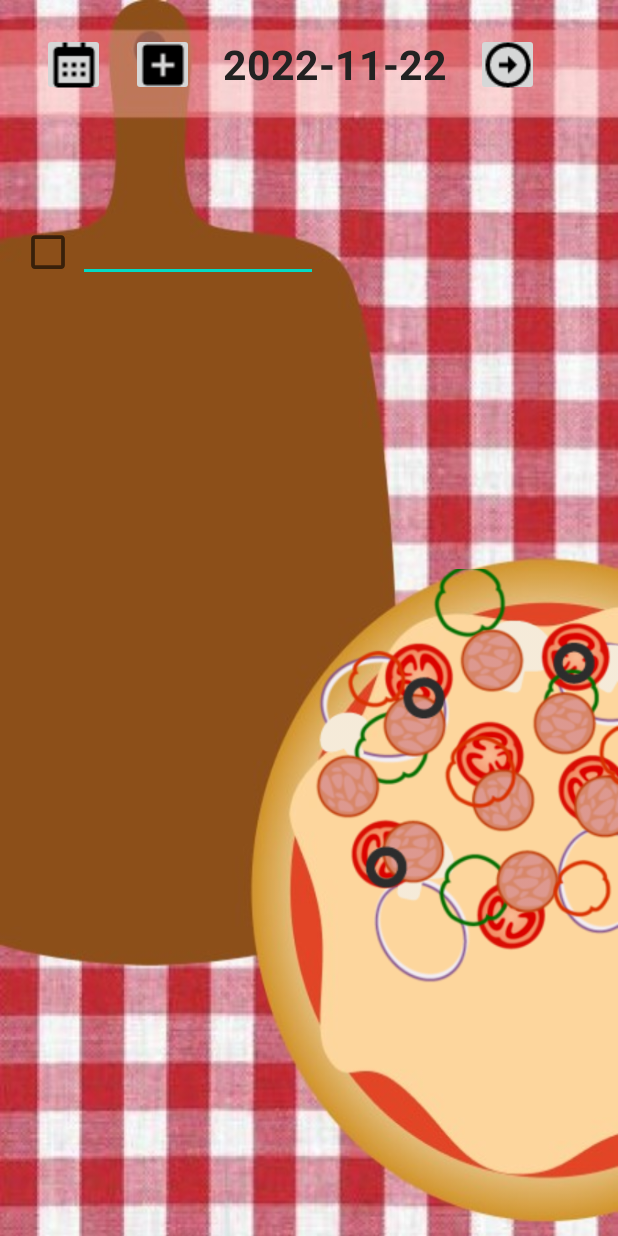
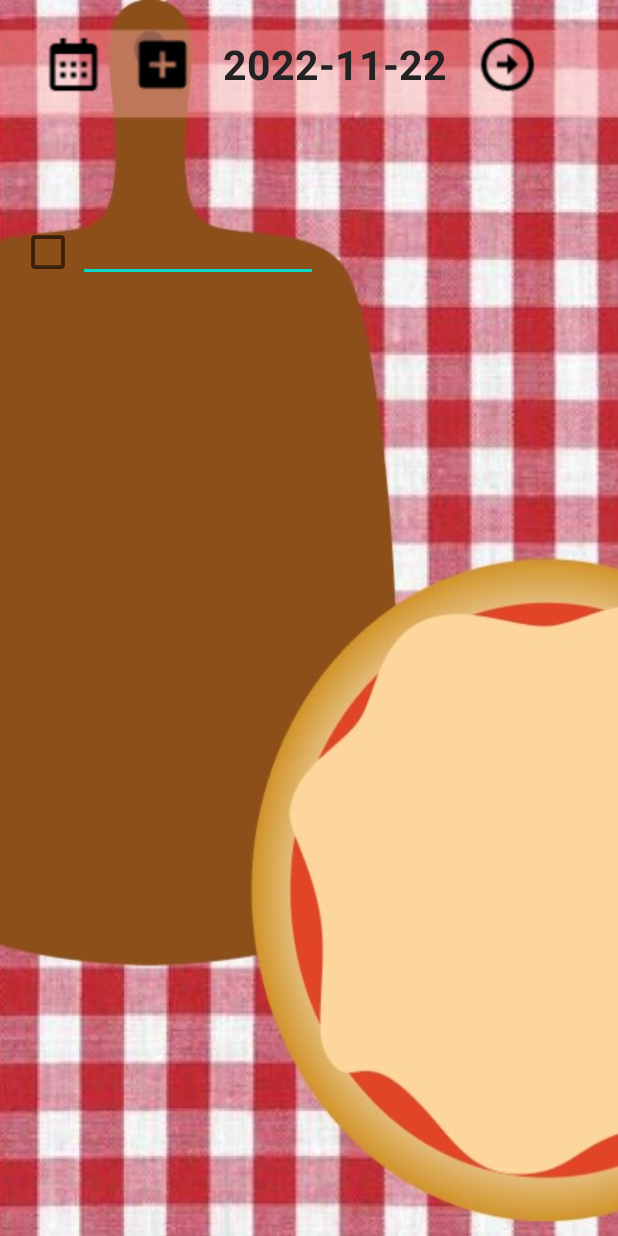
Before and after one commit to ch0515/And_Project, an Android app: the MakePizza screen opened directly, with no data from a screen before it, on a phone screen of 412 x 824 dp. Run offline under Robolectric (Android 15) with nearby library versions, the phone set to English and light mode, and no system bars.

Commit message:
캘린더 버튼 구현 추가 말풍선 추가

```diff
--- a/app/src/main/java/com/cookandroid/and_project/MakePizza.java
+++ b/app/src/main/java/com/cookandroid/and_project/MakePizza.java
@@ -3,13 +3,19 @@ package com.cookandroid.and_project;
 import androidx.appcompat.app.ActionBar;
 import androidx.appcompat.app.AppCompatActivity;
 
+import android.content.Intent;
+import android.media.Image;
 import android.os.Bundle;
+import android.view.View;
+import android.widget.ImageView;
 import android.widget.TextView;
 
 import java.util.Calendar;
 
 public class MakePizza extends AppCompatActivity {
 TextView Today;
+ImageView btn_cal;
+ImageView oni,mus,tom,pi,ham,oli,pa;
     @Override
     protected void onCreate(Bundle savedInstanceState) {
         super.onCreate(savedInstanceState);
@@ -17,10 +23,23 @@ TextView Today;
         ActionBar actionBar = getSupportActionBar();
         actionBar.hide();
         Today = findViewById(R.id.Today);
-
+        btn_cal = findViewById(R.id.btn_cal);
+        oni = findViewById(R.id.oni);
+        mus = findViewById(R.id.mus);
+        tom = findViewById(R.id.tom);
+        pi = findViewById(R.id.pi);
+        ham = findViewById(R.id.ham);
+        oli = findViewById(R.id.oli);
+        pa = findViewById(R.id.pa);
+        btn_cal.setOnClickListener(new View.OnClickListener() {
+            @Override
+            public void onClick(View view) {
+                Intent in = new Intent(MakePizza.this, CalenderActivity.class);
+                startActivity(in);
+            }
+        });
         Calendar cal = Calendar.getInstance();
         int y=0, m=0, d=0;
-
         y = cal.get(Calendar.YEAR);
         m = cal.get(Calendar.MONTH);
         d = cal.get(Calendar.DAY_OF_MONTH);
--- a/app/src/main/res/layout/activity_make_pizza.xml
+++ b/app/src/main/res/layout/activity_make_pizza.xml
@@ -12,14 +12,14 @@
         android:layout_width="match_parent"
         android:layout_height="wrap_content"
         android:orientation="horizontal">
-        <ImageButton
+        <ImageView
             android:id="@+id/btn_cal"
             android:layout_width="42dp"
             android:layout_height="42dp"
             android:layout_marginTop="22dp"
             android:layout_marginLeft="28dp"
             android:src="@drawable/calendar"/>
-        <ImageButton
+        <ImageView
             android:layout_width="42dp"
             android:layout_height="42dp"
             android:src="@drawable/plus"
@@ -33,7 +33,7 @@
             android:textColor="#222222"
             android:layout_marginLeft="19dp"
             android:layout_marginTop="24dp"/>
-        <ImageButton
+        <ImageView
             android:layout_width="42dp"
             android:layout_height="42dp"
             android:layout_marginTop="22dp"
@@ -65,49 +65,51 @@
             android:layout_marginTop="220dp"
             android:layout_width="wrap_content"
             android:layout_height="wrap_content"
-            android:visibility="visible"
+            android:visibility="invisible"
             android:src="@drawable/oni"/>
         <ImageView android:id="@+id/mus"
             android:layout_marginLeft="170dp"
             android:layout_marginTop="180dp"
             android:layout_width="wrap_content"
             android:layout_height="wrap_content"
-            android:visibility="visible"
+            android:visibility="invisible"
             android:src="@drawable/mus"/>
         <ImageView android:id="@+id/tom"
             android:layout_marginLeft="170dp"
             android:layout_marginTop="200dp"
             android:layout_width="wrap_content"
             android:layout_height="wrap_content"
-            android:visibility="visible"
+            android:visibility="invisible"
             android:src="@drawable/tom"/>
         <ImageView android:id="@+id/pi"
             android:layout_marginLeft="170dp"
             android:layout_marginTop="180dp"
             android:layout_width="wrap_content"
             android:layout_height="wrap_content"
-            android:visibility="visible"
+            android:visibility="invisible"
             android:src="@drawable/pi"/>
         <ImageView android:id="@+id/ham"
             android:layout_marginLeft="170dp"
             android:layout_marginTop="200dp"
             android:layout_width="wrap_content"
             android:layout_height="wrap_content"
-            android:visibility="visible"
+            android:visibility="invisible"
             android:src="@drawable/ham"/>
         <ImageView android:id="@+id/oli"
             android:layout_marginLeft="170dp"
             android:layout_marginTop="180dp"
             android:layout_width="wrap_content"
             android:layout_height="wrap_content"
-            android:visibility="visible"
+            android:visibility="invisible"
             android:src="@drawable/oli"/>
-        <ImageView android:id="@+id/pa"
+
+        <ImageView
+            android:id="@+id/pa"
+            android:layout_width="wrap_content"
+            android:layout_height="wrap_content"
             android:layout_marginLeft="170dp"
             android:layout_marginTop="180dp"
-            android:layout_width="wrap_content"
-            android:layout_height="wrap_content"
-            android:visibility="visible"
-            android:src="@drawable/pa"/>
+            android:src="@drawable/pa"
+            android:visibility="invisible" />
     </FrameLayout>
 </LinearLayout>
```
Also changed, not shown: app/src/main/java/com/cookandroid/and_project/CalenderActivity.java (+18 -25 lines), app/src/main/res/layout/activity_calender.xml (+3 -24 lines), app/src/main/res/drawable-v24/talk_bul.png (added), app/src/main/res/drawable-v24/talk_con.png (added), app/src/main/res/drawable-v24/talk_go.png (added), app/src/main/res/drawable-v24/talk_hot.png (added), app/src/main/res/drawable-v24/talk_kka.png (added), app/src/main/res/drawable-v24/talk_pain.png (added), app/src/main/res/drawable-v24/talk_po.png (added).
